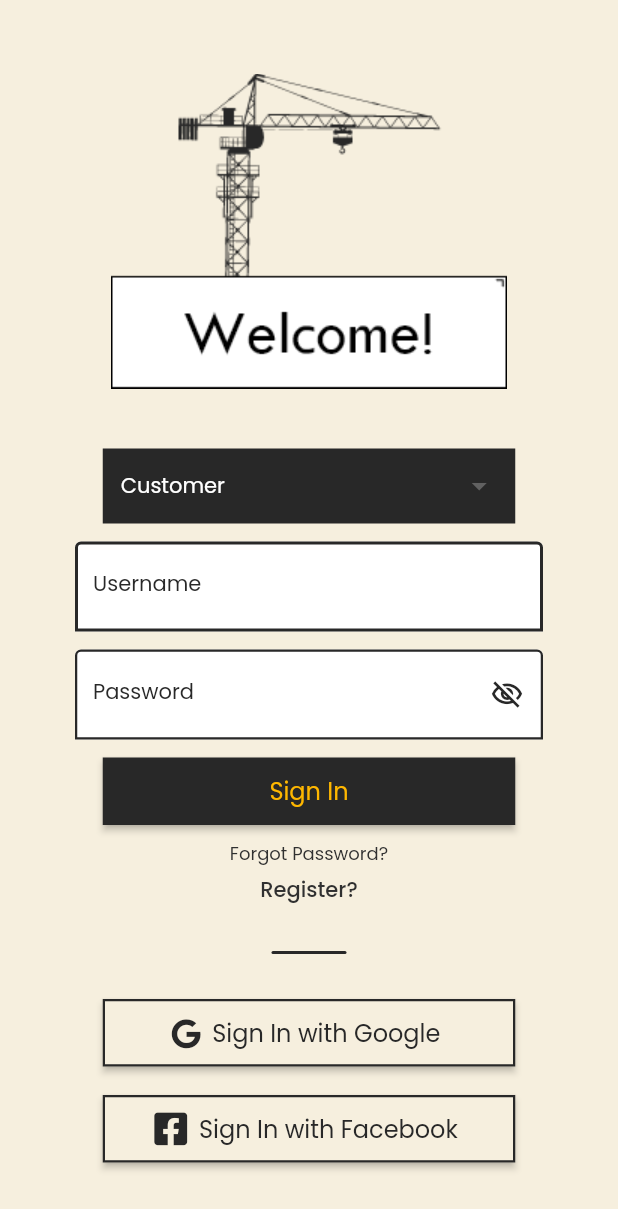
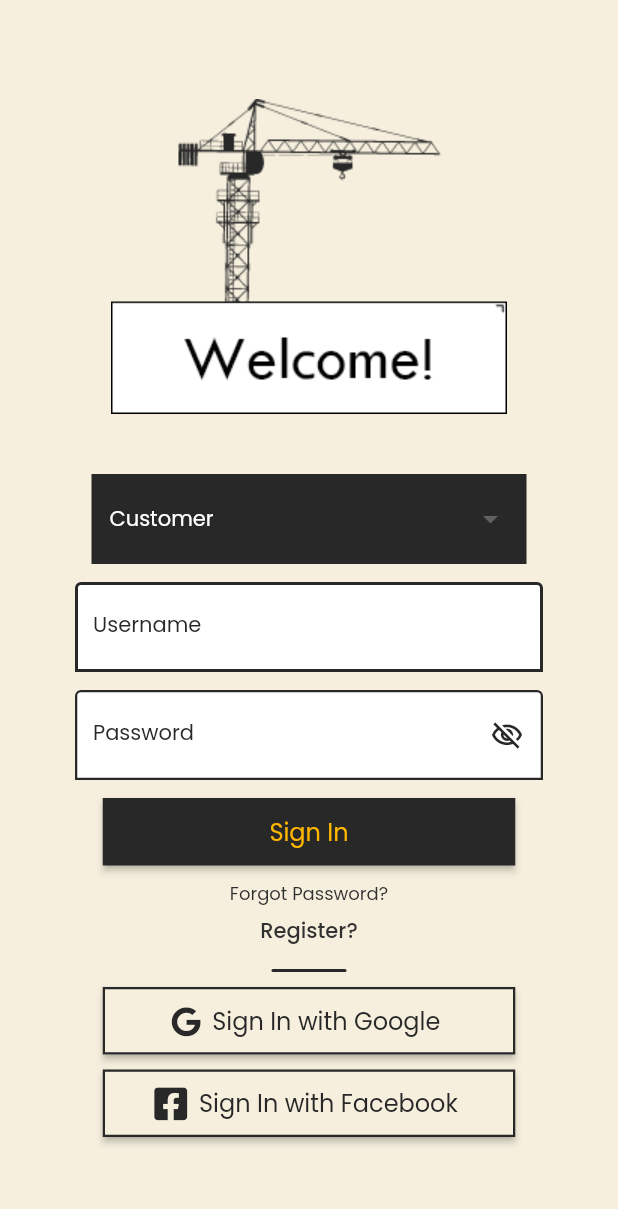
Before and after one commit to 3teeno/build_i_t, a Flutter app: the LoginPageWidget screen opened directly, on a phone screen of 412 x 824 dp. Shown: the top 1209 px of the screen. Run offline on Flutter 3.47's test engine with Material 2 defaults, Android fonts, the phone set to English and light mode, and no system bars; drawn by our look-alikes of auto_size_text; our stand-ins replace firebase_auth, firebase_core, flutter_rating_bar, fluttertoast, font_awesome_flutter, google_fonts and 3 more; missing offline and left inert: json_path; accounts and stored records are empty.

Commit message:
Updated With Layout Alignments

```diff
--- a/lib/login_page/login_page_widget.dart
+++ b/lib/login_page/login_page_widget.dart
@@ -91,8 +91,8 @@ class _LoginPageWidgetState extends State<LoginPageWidget> {
             FlutterFlowDropDown(
               options: ['Customer', 'Vendor', 'Service Provider'].toList(),
               onChanged: (val) => setState(() => dropDownValue = val),
-              width: 275,
-              height: 50,
+              width: 290,
+              height: 60,
               textStyle: FlutterFlowTheme.bodyText1.override(
                 fontFamily: 'Poppins',
                 color: Colors.white,
@@ -285,7 +285,7 @@ class _LoginPageWidgetState extends State<LoginPageWidget> {
               ),
             ),
             Padding(
-              padding: EdgeInsetsDirectional.fromSTEB(0, 30, 0, 0),
+              padding: EdgeInsetsDirectional.fromSTEB(0, 15, 0, 0),
               child: Container(
                 width: 50,
                 height: 100,
@@ -299,7 +299,7 @@ class _LoginPageWidgetState extends State<LoginPageWidget> {
               ),
             ),
             Padding(
-              padding: EdgeInsetsDirectional.fromSTEB(0, 30, 0, 0),
+              padding: EdgeInsetsDirectional.fromSTEB(0, 10, 0, 0),
               child: FFButtonWidget(
                 onPressed: () {
                   print('Button pressed ...');
@@ -326,7 +326,7 @@ class _LoginPageWidgetState extends State<LoginPageWidget> {
               ),
             ),
             Padding(
-              padding: EdgeInsetsDirectional.fromSTEB(0, 19, 0, 0),
+              padding: EdgeInsetsDirectional.fromSTEB(0, 10, 0, 0),
               child: FFButtonWidget(
                 onPressed: () {
                   print('Button pressed ...');
```
